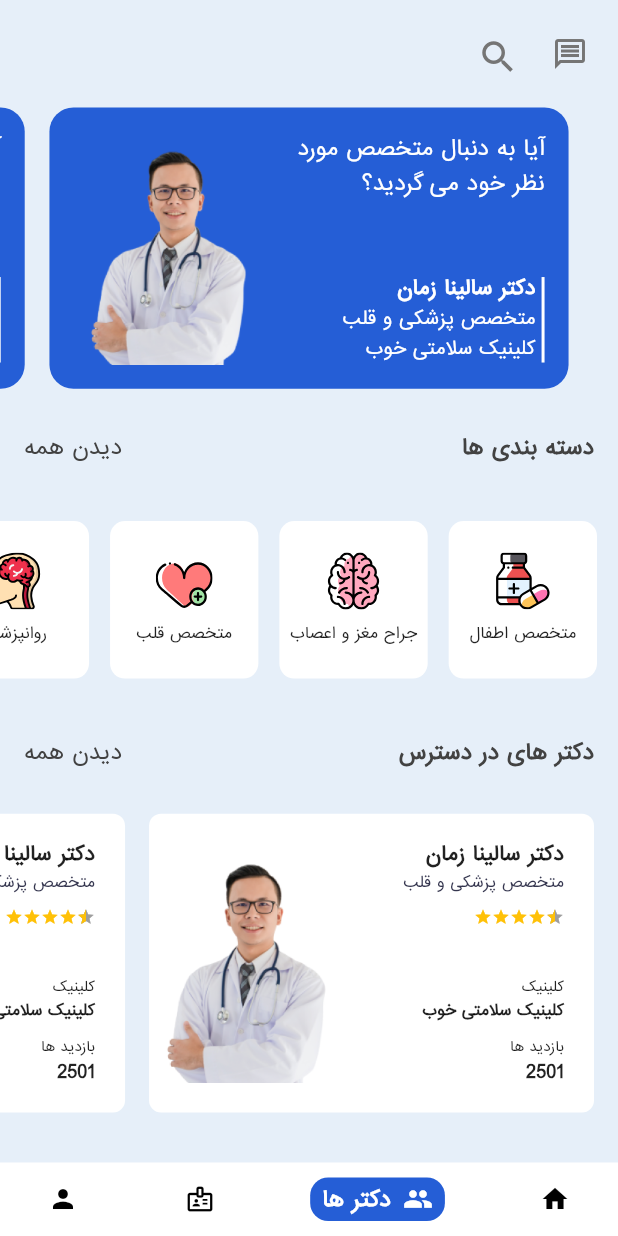
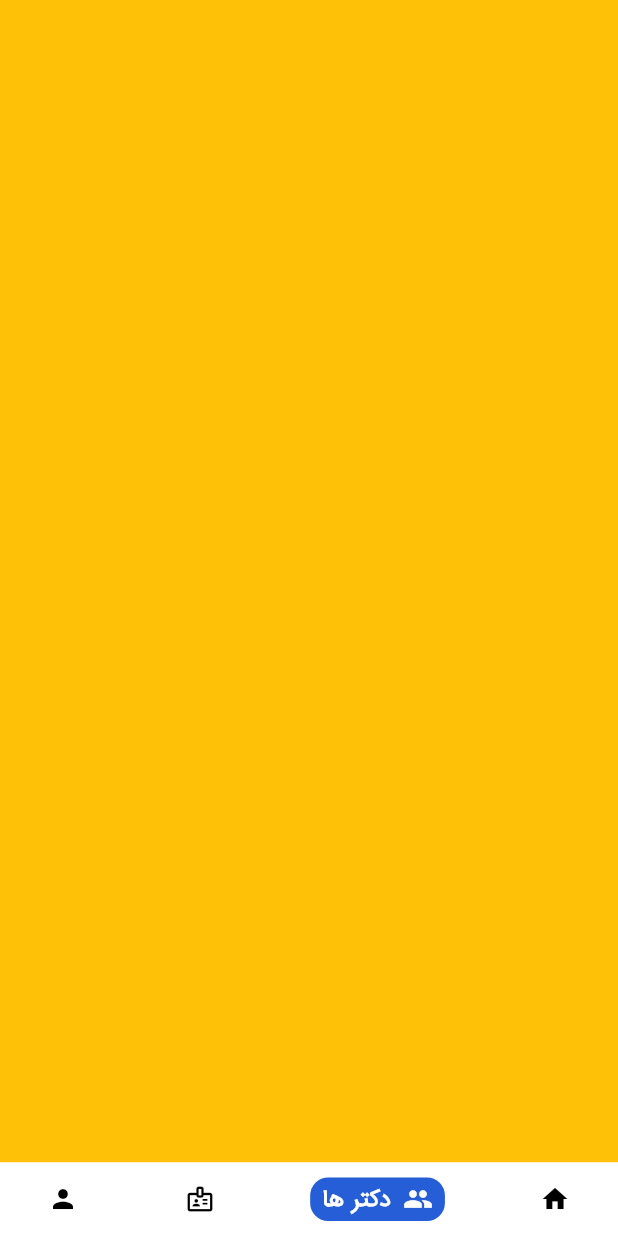
Before and after one commit to Ehsan973/flutter_doctor_reservation_app, a Flutter app: the screen it shows after launch, item 2 of the bottom bar chosen, on a phone screen of 412 x 824 dp. Run offline on Flutter 3.47's test engine with Material 2 defaults, Android fonts, the phone set to English and light mode, and no system bars; drawn by our look-alikes of flutter_rating_bar, google_nav_bar; our stand-ins replace flutter_svg; missing offline and left inert: dart:ffi.

Commit message:
Add bottom navigation functionality

```diff
--- a/lib/main.dart
+++ b/lib/main.dart
@@ -1,5 +1,6 @@
 import 'package:doctor_appointment_app/screens/doctor_profile_screen.dart';
 import 'package:doctor_appointment_app/screens/home_screen.dart';
+import 'package:doctor_appointment_app/screens/main_screen.dart';
 import 'package:flutter/material.dart';
 
 void main() {
@@ -15,7 +16,7 @@ class MyApp extends StatelessWidget {
     return MaterialApp(
       theme: ThemeData(fontFamily: 'iranSans'),
       debugShowCheckedModeBanner: false,
-      home: HomeScreen(),
+      home: MainScreen(),
     );
   }
 }
--- /dev/null
+++ b/lib/screens/doctors_screen.dart
@@ -0,0 +1,17 @@
+import 'package:flutter/material.dart';
+
+class DoctorsScreen extends StatefulWidget {
+  const DoctorsScreen({super.key});
+
+  @override
+  State<DoctorsScreen> createState() => _DoctorsScreenState();
+}
+
+class _DoctorsScreenState extends State<DoctorsScreen> {
+  @override
+  Widget build(BuildContext context) {
+    return Scaffold(
+      backgroundColor: Colors.amber,
+    );
+  }
+}
--- a/lib/screens/home_screen.dart
+++ b/lib/screens/home_screen.dart
@@ -215,40 +215,6 @@ class _HomeScreenState extends State<HomeScreen> {
               child: SizedBox(),
             ),
           ],
-        ),
-      ),
-      bottomNavigationBar: Container(
-        color: Colors.white,
-        padding: EdgeInsets.symmetric(vertical: 10, horizontal: 24),
-        child: Directionality(
-          textDirection: TextDirection.rtl,
-          child: GNav(
-            iconSize: 20,
-            tabBackgroundColor: primaryColor,
-            activeColor: Colors.white,
-            // curve: Curves.ease,
-            tabBorderRadius: 12,
-            gap: 8,
-            padding: EdgeInsets.symmetric(horizontal: 8, vertical: 3),
-            tabs: [
-              GButton(
-                icon: Icons.home,
-                text: 'خانه',
-              ),
-              GButton(
-                icon: Icons.people,
-                text: 'دکتر ها',
-              ),
-              GButton(
-                icon: Icons.badge_outlined,
-                text: 'وقت ملاقات',
-              ),
-              GButton(
-                icon: Icons.person,
-                text: 'پروفایل',
-              ),
-            ],
-          ),
         ),
       ),
     );
--- /dev/null
+++ b/lib/screens/main_screen.dart
@@ -0,0 +1,79 @@
+import 'package:doctor_appointment_app/screens/appointments_screen.dart';
+import 'package:doctor_appointment_app/screens/doctors_screen.dart';
+import 'package:doctor_appointment_app/screens/home_screen.dart';
+import 'package:doctor_appointment_app/screens/user_profile_screen.dart';
+import 'package:flutter/material.dart';
+import 'package:google_nav_bar/google_nav_bar.dart';
+
+import '../constants.dart';
+
+class MainScreen extends StatefulWidget {
+  const MainScreen({super.key});
+
+  @override
+  State<MainScreen> createState() => _MainScreenState();
+}
+
+class _MainScreenState extends State<MainScreen> {
+  int _selectedBottomNavigationBarItem = 0;
+
+  @override
+  Widget build(BuildContext context) {
+    return Scaffold(
+      bottomNavigationBar: SafeArea(
+        child: Container(
+          color: Colors.white,
+          padding: EdgeInsets.symmetric(vertical: 10, horizontal: 24),
+          child: Directionality(
+            textDirection: TextDirection.rtl,
+            child: GNav(
+              iconSize: 20,
+              tabBackgroundColor: primaryColor,
+              activeColor: Colors.white,
+              // curve: Curves.ease,
+              tabBorderRadius: 12,
+              gap: 8,
+              padding: EdgeInsets.symmetric(horizontal: 8, vertical: 3),
+              tabs: [
+                GButton(
+                  icon: Icons.home,
+                  text: 'خانه',
+                ),
+                GButton(
+                  icon: Icons.people,
+                  text: 'دکتر ها',
+                ),
+                GButton(
+                  icon: Icons.badge_outlined,
+                  text: 'وقت ملاقات',
+                ),
+                GButton(
+                  icon: Icons.person,
+                  text: 'پروفایل',
+                ),
+              ],
+              onTabChange: (index) {
+                setState(() {
+                  _selectedBottomNavigationBarItem = index;
+                });
+              },
+            ),
+          ),
+        ),
+      ),
+      body: IndexedStack(
+        index: _selectedBottomNavigationBarItem,
+        children: getLayout(),
+      ),
+    );
+  }
+
+  List<Widget> getLayout() {
+    return <Widget>[
+      HomeScreen(),
+      DoctorsScreen(),
+      AppointmentsScreen(),
+      UserProfileScreen(),
+    ];
+  }
+}
```
Also changed, not shown: lib/screens/appointments_screen.dart (added, +17 -0 lines), lib/screens/user_profile_screen.dart (added, +17 -0 lines).
